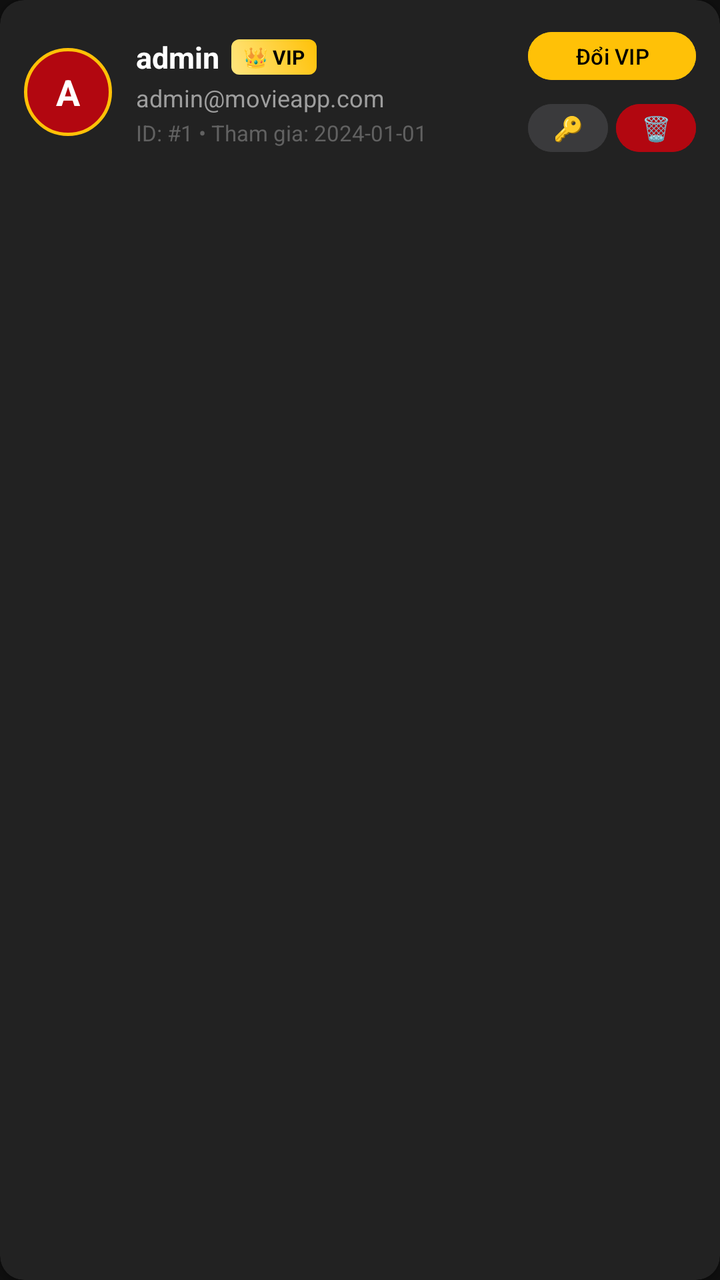
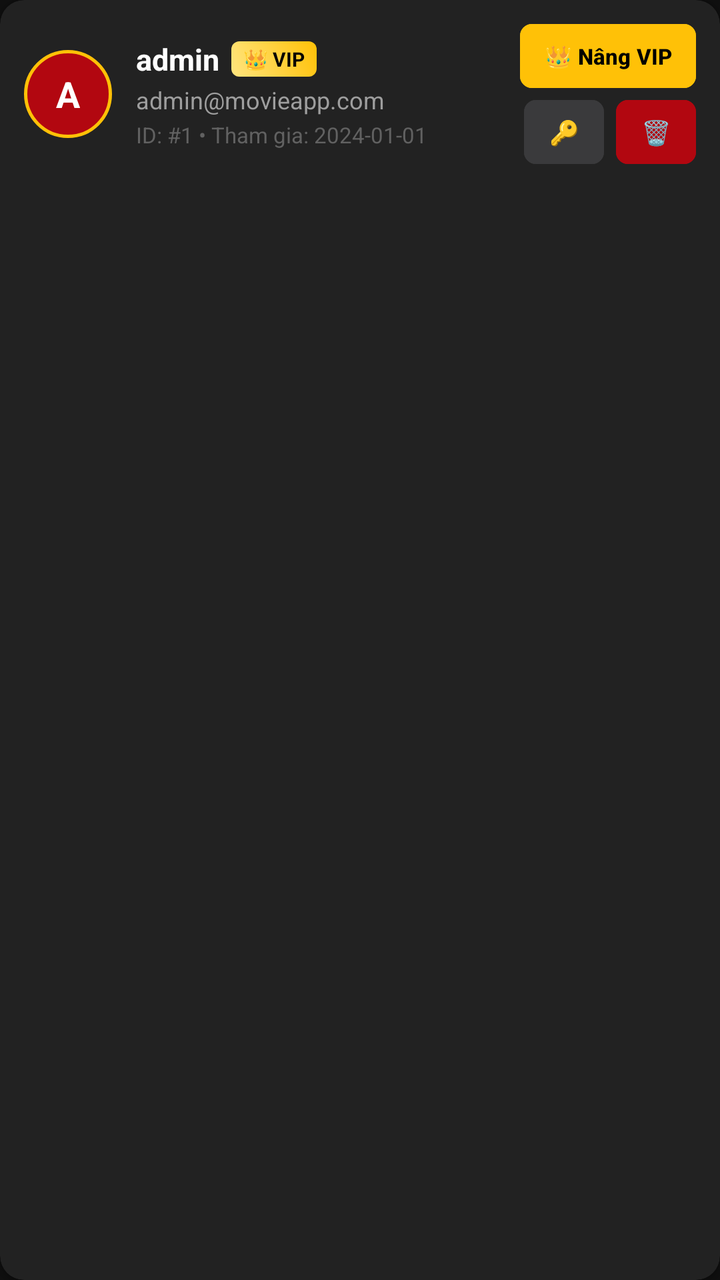

Screens rendered from an Android XML layout before and after an edit, with the pre-edit source and the edit as a unified diff.
<!-- AndroidManifest.xml: application theme Theme.Backup -->
<!-- res/layout/item_admin_user.xml -->
<?xml version="1.0" encoding="utf-8"?>
<androidx.cardview.widget.CardView xmlns:android="http://schemas.android.com/apk/res/android"
    xmlns:app="http://schemas.android.com/apk/res-auto"
    android:layout_width="match_parent"
    android:layout_height="wrap_content"
    android:layout_marginHorizontal="12dp"
    android:layout_marginVertical="6dp"
    app:cardBackgroundColor="@color/bg_card"
    app:cardCornerRadius="12dp"
    app:cardElevation="2dp">

    <LinearLayout
        android:layout_width="match_parent"
        android:layout_height="wrap_content"
        android:orientation="horizontal"
        android:padding="12dp"
        android:gravity="center_vertical">

        
        <FrameLayout
            android:layout_width="44dp"
            android:layout_height="44dp"
            android:background="@drawable/bg_avatar_circle">

            <TextView
                android:id="@+id/tvAdminUserAvatarLetter"
                android:layout_width="wrap_content"
                android:layout_height="wrap_content"
                android:layout_gravity="center"
                android:text="A"
                android:textColor="@color/text_white"
                android:textSize="18sp"
                android:textStyle="bold" />
        </FrameLayout>

        
        <LinearLayout
            android:layout_width="0dp"
            android:layout_height="wrap_content"
            android:layout_weight="1"
            android:orientation="vertical"
            android:layout_marginStart="12dp">

            <LinearLayout
                android:layout_width="wrap_content"
                android:layout_height="wrap_content"
                android:orientation="horizontal"
                android:gravity="center_vertical">

                <TextView
                    android:id="@+id/tvAdminUsername"
                    android:layout_width="wrap_content"
                    android:layout_height="wrap_content"
                    android:text="admin"
                    android:textColor="@color/text_white"
                    android:textSize="15sp"
                    android:textStyle="bold" />

                <TextView
                    android:id="@+id/tvAdminUserBadge"
                    android:layout_width="wrap_content"
                    android:layout_height="wrap_content"
                    android:layout_marginStart="6dp"
                    android:background="@drawable/bg_vip_badge"
                    android:paddingHorizontal="6dp"
                    android:paddingVertical="2dp"
                    android:text="👑 VIP"
                    android:textColor="#000000"
                    android:textSize="10sp"
                    android:textStyle="bold" />
            </LinearLayout>

            <TextView
                android:id="@+id/tvAdminUserEmail"
                android:layout_width="wrap_content"
                android:layout_height="wrap_content"
                android:layout_marginTop="2dp"
                android:text="admin@movieapp.com"
                android:textColor="@color/text_gray"
                android:textSize="12sp"
                android:maxLines="1"
                android:ellipsize="end" />

            <TextView
                android:id="@+id/tvAdminUserId"
                android:layout_width="wrap_content"
                android:layout_height="wrap_content"
                android:layout_marginTop="2dp"
                android:text="ID: #1 • Tham gia: 2024-01-01"
                android:textColor="@color/text_gray_dark"
                android:textSize="11sp" />
        </LinearLayout>

        
        <LinearLayout
            android:layout_width="wrap_content"
            android:layout_height="wrap_content"
            android:orientation="vertical"
            android:gravity="end">

            <Button
                android:id="@+id/btnAdminToggleVip"
                android:layout_width="84dp"
                android:layout_height="32dp"
                android:text="Đổi VIP"
                android:textSize="11sp"
                android:textColor="#000000"
                android:backgroundTint="@color/accent_gold"
                android:padding="0dp" />

            <LinearLayout
                android:layout_width="wrap_content"
                android:layout_height="wrap_content"
                android:orientation="horizontal"
                android:layout_marginTop="4dp">

                <Button
                    android:id="@+id/btnAdminResetPass"
                    android:layout_width="40dp"
                    android:layout_height="32dp"
                    android:text="🔑"
                    android:textSize="12sp"
                    android:backgroundTint="#3A3A3C"
                    android:padding="0dp" />

                <Button
                    android:id="@+id/btnAdminDeleteUser"
                    android:layout_width="40dp"
                    android:layout_height="32dp"
                    android:layout_marginStart="4dp"
                    android:text="🗑️"
                    android:textSize="12sp"
                    android:backgroundTint="@color/primary_red_dark"
                    android:padding="0dp" />
            </LinearLayout>
        </LinearLayout>
    </LinearLayout>
</androidx.cardview.widget.CardView>
<!-- resources referenced by this layout -->
<resources>
  <color name="accent_gold">#FFC107</color>
  <color name="bg_card">#222222</color>
  <color name="primary_red_dark">#B20710</color>
  <color name="text_gray">#9E9E9E</color>
  <color name="text_gray_dark">#616161</color>
  <color name="text_white">#FFFFFF</color>
  <!-- drawable bg_avatar_circle (drawable) -->
  <?xml version="1.0" encoding="utf-8"?>
  <shape xmlns:android="http://schemas.android.com/apk/res/android"
      android:shape="oval">
      <solid android:color="@color/primary_red_dark" />
      <stroke
          android:width="1.5dp"
          android:color="@color/accent_gold" />
  </shape>
  <!-- drawable bg_vip_badge (drawable) -->
  <?xml version="1.0" encoding="utf-8"?>
  <shape xmlns:android="http://schemas.android.com/apk/res/android">
      <corners android:radius="4dp" />
      <gradient
          android:startColor="#FFE57F"
          android:endColor="#FFC107"
          android:angle="45" />
  </shape>
  <style name="Theme.Backup" parent="Base.Theme.Backup" />
  <style name="Base.Theme.Backup" parent="Theme.Material3.Dark.NoActionBar">
          <item name="colorPrimary">@color/primary_red</item>
          <item name="colorSecondary">@color/accent_gold</item>
          <item name="android:windowBackground">@color/bg_dark</item>
          <item name="android:statusBarColor">@color/bg_dark</item>
          <item name="android:navigationBarColor">@color/bg_surface</item>
      </style>
  <color name="primary_red">#E50914</color>
  <color name="bg_dark">#0F0F0F</color>
  <color name="bg_surface">#1A1A1A</color>
</resources>

<!-- the commit's change to res/layout/item_admin_user.xml (unified diff, before → after) -->
@@ -96,23 +96,28 @@
             android:layout_width="wrap_content"
             android:layout_height="wrap_content"
             android:orientation="vertical"
-            android:gravity="end">
+            android:gravity="end"
+            android:layout_marginStart="8dp">
 
             <Button
                 android:id="@+id/btnAdminToggleVip"
-                android:layout_width="84dp"
+                android:layout_width="88dp"
                 android:layout_height="32dp"
-                android:text="Đổi VIP"
+                android:text="👑 Nâng VIP"
                 android:textSize="11sp"
+                android:textStyle="bold"
                 android:textColor="#000000"
                 android:backgroundTint="@color/accent_gold"
+                app:cornerRadius="6dp"
+                android:insetTop="0dp"
+                android:insetBottom="0dp"
                 android:padding="0dp" />
 
             <LinearLayout
                 android:layout_width="wrap_content"
                 android:layout_height="wrap_content"
                 android:orientation="horizontal"
-                android:layout_marginTop="4dp">
+                android:layout_marginTop="6dp">
 
                 <Button
                     android:id="@+id/btnAdminResetPass"
@@ -121,16 +126,22 @@
                     android:text="🔑"
                     android:textSize="12sp"
                     android:backgroundTint="#3A3A3C"
+                    app:cornerRadius="6dp"
+                    android:insetTop="0dp"
+                    android:insetBottom="0dp"
                     android:padding="0dp" />
 
                 <Button
                     android:id="@+id/btnAdminDeleteUser"
                     android:layout_width="40dp"
                     android:layout_height="32dp"
-                    android:layout_marginStart="4dp"
+                    android:layout_marginStart="6dp"
                     android:text="🗑️"
                     android:textSize="12sp"
                     android:backgroundTint="@color/primary_red_dark"
+                    app:cornerRadius="6dp"
+                    android:insetTop="0dp"
+                    android:insetBottom="0dp"
                     android:padding="0dp" />
             </LinearLayout>
         </LinearLayout>
